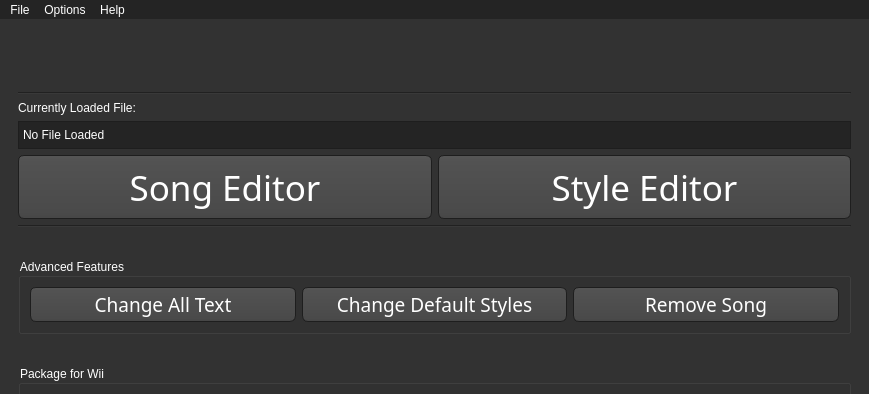
This is templates/main_window.ui in BenjaminHalko/WiiMusicEditorPlus as Qt 5 draws it before an edit; both pictures show x 0 to 869 and y 0 to 394 of the 869 by 656 pixel window. The edited form follows.
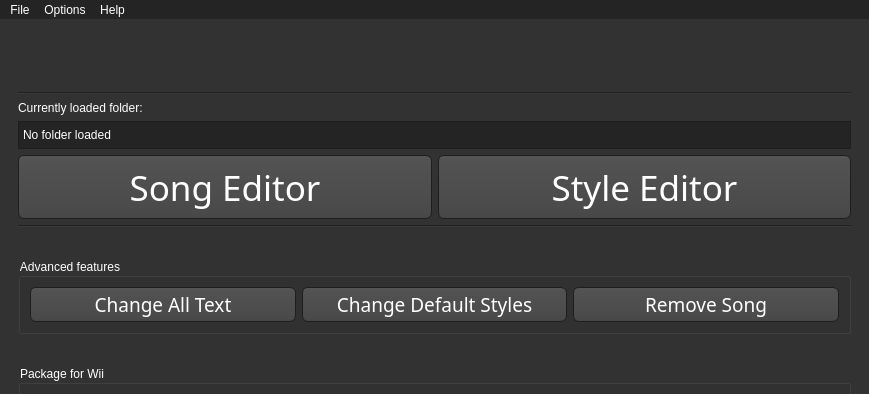
This is the edited form. Icons and pictures are not drawn.

```diff
--- a/templates/main_window.ui
+++ b/templates/main_window.ui
@@ -757,7 +757,7 @@
         <item>
          <widget class="QLabel" name="MP_LoadedFile_Label">
           <property name="text">
-           <string>Currently Loaded File:</string>
+           <string>Currently loaded folder:</string>
           </property>
          </widget>
         </item>
@@ -775,7 +775,7 @@
 }</string>
           </property>
           <property name="text">
-           <string>No File Loaded</string>
+           <string>No folder loaded</string>
           </property>
          </widget>
         </item>
@@ -844,7 +844,7 @@
         <item>
          <widget class="QGroupBox" name="MP_Advanced">
           <property name="title">
-           <string>Advanced Features</string>
+           <string>Advanced features</string>
           </property>
           <layout class="QVBoxLayout" name="verticalLayout_11">
            <item>
```
